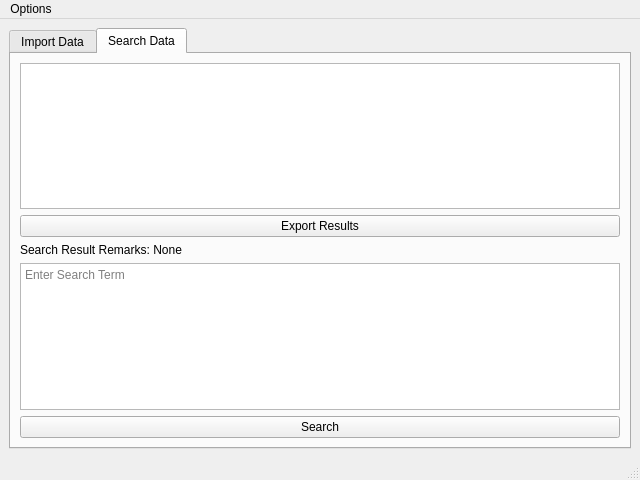
This is ui/mainwindow.ui in diddykong69/ICT1002-Project as Qt 5 draws it before an edit. The edited form follows.
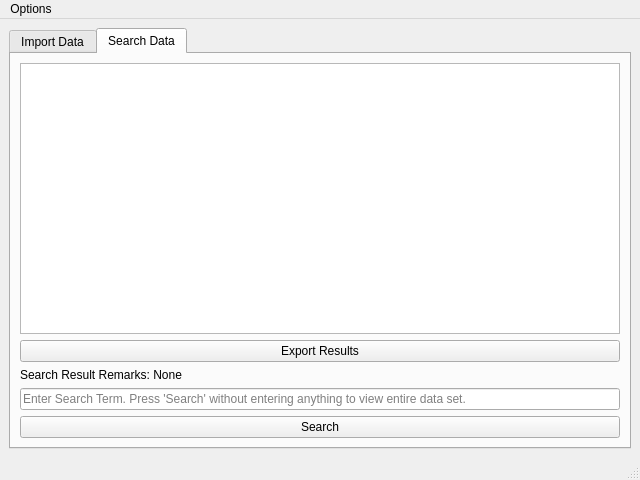
This is the edited form. The open tabs and pages were chosen to show the change.

Commit message: Change search box to line edit and remove help and about buttons

```diff
--- a/ui/mainwindow.ui
+++ b/ui/mainwindow.ui
@@ -118,6 +118,13 @@
           </property>
          </widget>
         </item>
+        <item row="2" column="0">
+         <widget class="QLabel" name="search_result_label">
+          <property name="text">
+           <string>Search Result Remarks: None</string>
+          </property>
+         </widget>
+        </item>
         <item row="0" column="0">
          <widget class="QTableView" name="search_table">
           <property name="lineWidth">
@@ -135,46 +142,13 @@
           </property>
          </widget>
         </item>
-        <item row="5" column="0">
-         <widget class="QTextEdit" name="search_textedit">
-          <property name="placeholderText">
-           <string>Enter Search Term</string>
-          </property>
-         </widget>
-        </item>
         <item row="3" column="0">
-         <widget class="QLabel" name="search_result_label">
-          <property name="text">
-           <string>Search Result Remarks: None</string>
+         <widget class="QLineEdit" name="search_textedit">
+          <property name="placeholderText">
+           <string>Enter Search Term. Press 'Search' without entering anything to view entire data set.</string>
           </property>
          </widget>
         </item>
-        <item row="2" column="0">
-         <spacer name="verticalSpacer">
-          <property name="orientation">
-           <enum>Qt::Vertical</enum>
-          </property>
-          <property name="sizeHint" stdset="0">
-           <size>
-            <width>20</width>
-            <height>40</height>
-           </size>
-          </property>
-         </spacer>
-        </item>
-        <item row="4" column="0">
-         <spacer name="verticalSpacer_2">
-          <property name="orientation">
-           <enum>Qt::Vertical</enum>
-          </property>
-          <property name="sizeHint" stdset="0">
-           <size>
-            <width>20</width>
-            <height>40</height>
-           </size>
-          </property>
-         </spacer>
-        </item>
        </layout>
       </widget>
      </widget>
```
Left out of the diff: 14 changed lines with no effect on the pictures. The commit also changes 1 other file.
